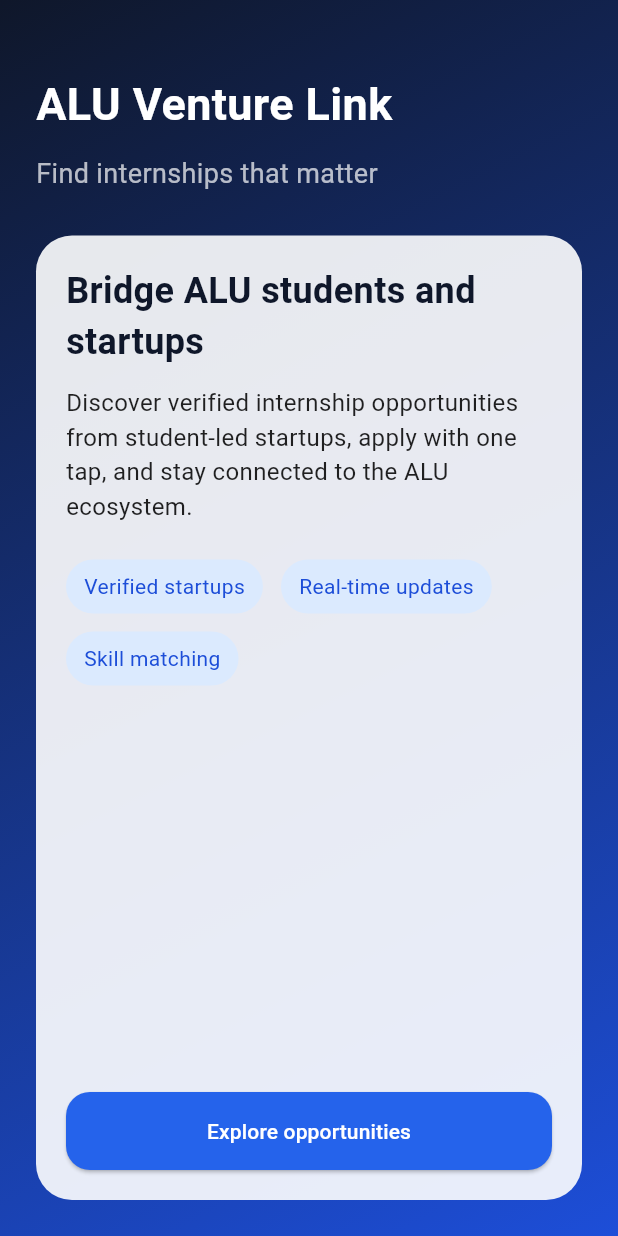
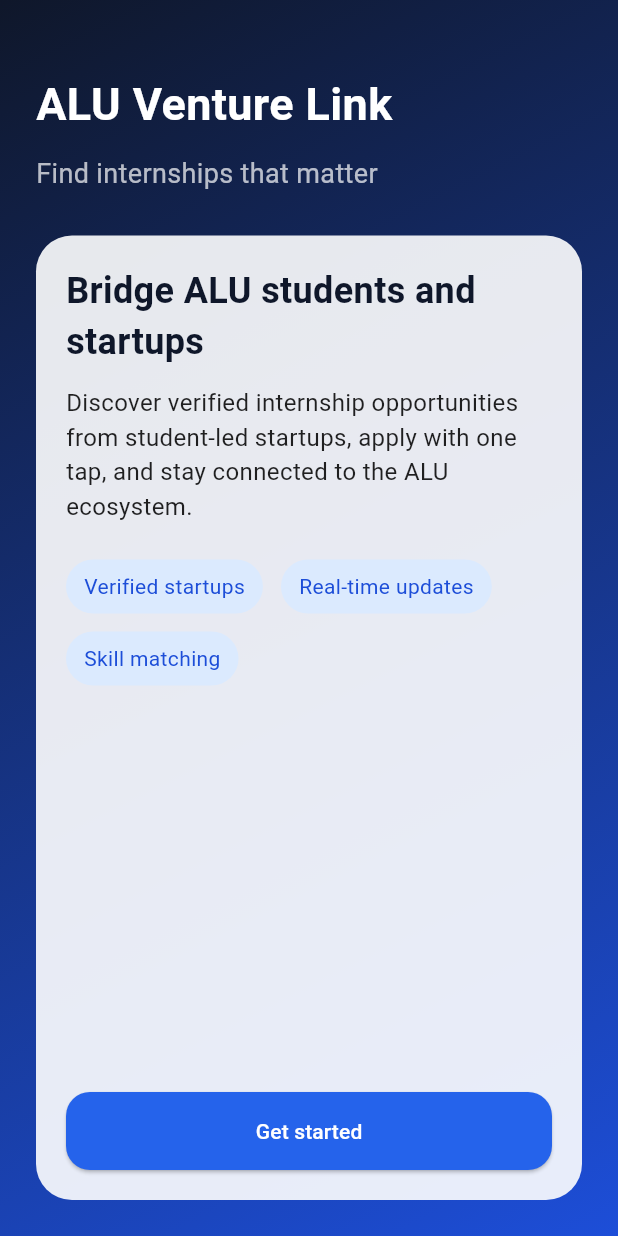
Before and after one commit to Frank00067/dice-roll-, a Flutter app: the screen it shows after launch, on a phone screen of 412 x 824 dp. Run offline on Flutter 3.47's test engine with Material 3 defaults, Android fonts, the phone set to English and light mode, and no system bars; our stand-ins replace cloud_firestore, firebase_auth, firebase_core; accounts and stored records are empty.

Commit message:
Replace dice roll demo with ALU Venture Link app (UI + state + Firebase scaffolding)

```diff
--- a/lib/app.dart
+++ b/lib/app.dart
@@ -1,16 +1,67 @@
+import 'dart:async';
+
+import 'package:firebase_core/firebase_core.dart';
 import 'package:flutter/material.dart';
 import 'package:provider/provider.dart';
+import 'screens/auth_screen.dart';
+import 'screens/home_screen.dart';
 import 'screens/onboarding_screen.dart';
-import 'screens/home_screen.dart';
+import 'state/auth_state.dart';
 import 'state/opportunity_state.dart';
 
-class ALUVentureApp extends StatelessWidget {
+class ALUVentureApp extends StatefulWidget {
   const ALUVentureApp({super.key});
 
   @override
+  State<ALUVentureApp> createState() => _ALUVentureAppState();
+}
+
+class _ALUVentureAppState extends State<ALUVentureApp> {
+  late final Future<FirebaseApp> _initialization;
+
+  @override
+  void initState() {
+    super.initState();
+    _initialization = Firebase.initializeApp();
+  }
+
+  @override
   Widget build(BuildContext context) {
-    return ChangeNotifierProvider(
+    return FutureBuilder<FirebaseApp>(
+      future: _initialization,
+      builder: (context, snapshot) {
+        if (snapshot.hasError) {
+          return MaterialApp(
+            home: Scaffold(
+              body: Center(
+                child: Padding(
+                  padding: const EdgeInsets.all(24),
+                  child: Text(
+                    'Firebase initialization failed. Please add your Firebase configuration.\n\n${snapshot.error}',
+                    style: const TextStyle(fontSize: 16),
+                  ),
+                ),
+              ),
+            ),
+          );
+        }
+
+        if (snapshot.connectionState != ConnectionState.done) {
+          return const MaterialApp(
+            home: Scaffold(
+              body: Center(child: CircularProgressIndicator()),
+            ),
+          );
+        }
+
+        return MultiProvider(
+          providers: [
+            ChangeNotifierProvider(create: (_) => AuthState()),
+            ChangeNotifierProxyProvider<AuthState, OpportunityState>(
               create: (_) => OpportunityState(),
+              update: (_, authState, opportunityState) => opportunityState!..setUser(authState.user),
+            ),
+          ],
           child: MaterialApp(
             title: 'ALU Venture Link',
             debugShowCheckedModeBanner: false,
@@ -18,11 +69,28 @@ class ALUVentureApp extends StatelessWidget {
               colorScheme: ColorScheme.fromSeed(seedColor: const Color(0xFF2563EB)),
               useMaterial3: true,
             ),
-        home: const OnboardingScreen(),
+            home: const AppEntry(),
             routes: {
+              '/auth': (context) => const AuthScreen(),
               '/home': (context) => const HomeScreen(),
             },
           ),
         );
+      },
+    );
   }
 }
+
+class AppEntry extends StatelessWidget {
+  const AppEntry({super.key});
+
+  @override
+  Widget build(BuildContext context) {
+    final authState = context.watch<AuthState>();
+    if (authState.isLoading) {
+      return const Scaffold(body: Center(child: CircularProgressIndicator()));
+    }
+
+    return authState.user != null ? const HomeScreen() : const OnboardingScreen();
+  }
+}
--- a/lib/screens/onboarding_screen.dart
+++ b/lib/screens/onboarding_screen.dart
@@ -73,7 +73,7 @@ class OnboardingScreen extends StatelessWidget {
                           width: double.infinity,
                           child: ElevatedButton(
                             onPressed: () {
-                              Navigator.of(context).pushReplacementNamed('/home');
+                              Navigator.of(context).pushNamed('/auth');
                             },
                             style: ElevatedButton.styleFrom(
                               backgroundColor: const Color(0xFF2563EB),
@@ -83,7 +83,7 @@ class OnboardingScreen extends StatelessWidget {
                                 borderRadius: BorderRadius.circular(16),
                               ),
                             ),
-                            child: const Text('Explore opportunities'),
+                            child: const Text('Get started'),
                           ),
                         ),
                       ],
--- a/pubspec.yaml
+++ b/pubspec.yaml
@@ -35,7 +35,9 @@ dependencies:
   # Use with the CupertinoIcons class for iOS style icons.
   cupertino_icons: ^1.0.8
   provider: ^6.1.2
-
+  firebase_core: ^2.18.0
+  firebase_auth: ^4.7.3
+  cloud_firestore: ^4.17.5
 dev_dependencies:
   flutter_test:
     sdk: flutter
@@ -59,7 +61,7 @@ flutter:
   uses-material-design: true
 
   assets:
-    # Add app-specific image assets here as the ALU Venture Link UI grows.
+    - assets/images/
 
   # An image asset can refer to one or more resolution-specific "variants", see
   # https://flutter.dev/to/resolution-aware-images
```
Also changed, not shown: lib/models/opportunity.dart (+19 -0 lines), lib/screens/auth_screen.dart (added, +87 -0 lines), lib/screens/home_screen.dart (+24 -1 lines), lib/state/auth_state.dart (added, +60 -0 lines), lib/state/firestore_service.dart (added, +12 -0 lines), lib/state/opportunity_state.dart (+72 -4 lines), pubspec.lock, 5 other files. Lines whose indentation alone changed are shown as unchanged.
